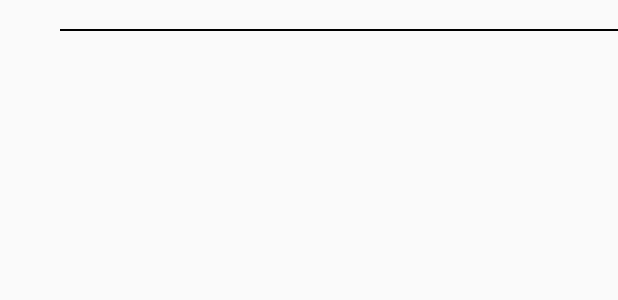
After one commit to Takaikioi/Study-Project, an Android app: the layout course_detail_view.xml on its own in the app's theme, with its tools: preview values and no code run, on a phone screen of 412 x 824 dp. The commit adds this screen. Shown: the top 300 px of the screen. Run offline under Robolectric (Android 15) with nearby library versions, the phone set to English and light mode, and no system bars.

Commit message:
Change:added a helper class for the expandablelistadapter to give each element children.  added an adapter to allow a list element to have children  added layout files for the expandable listview, firstly the listview rows, and then the expanded detail rows.

```diff
--- a/app/src/main/res/layout/content_course_page.xml
+++ b/app/src/main/res/layout/content_course_page.xml
@@ -14,10 +14,12 @@
     tools:context=".CourseActivity"
     tools:showIn="@layout/activity_course_page">
 
-    <ListView
+    <ExpandableListView
         android:layout_width="fill_parent"
         android:layout_height="fill_parent"
-        android:id="@+id/listView"
+        android:id="@+id/expandableListView"
         android:layout_centerVertical="true"
         android:layout_centerHorizontal="true" />
+
+
 </RelativeLayout>
--- /dev/null
+++ b/app/src/main/res/layout/course_detail_view.xml
@@ -0,0 +1,26 @@
+<?xml version="1.0" encoding="utf-8"?>
+<LinearLayout xmlns:android="http://schemas.android.com/apk/res/android"
+    xmlns:tools="http://schemas.android.com/tools"
+    android:layout_width="match_parent"
+    android:layout_height="40dp"
+    android:clickable="true"
+    android:orientation="vertical"
+    android:paddingLeft="40dp"
+    tools:context=".MainActivity" >
+
+    <TextView
+        android:id="@+id/courseDetail"
+        android:layout_width="wrap_content"
+        android:layout_height="wrap_content"
+        android:drawablePadding="5dp"
+        android:gravity="center_vertical"
+        android:textSize="14sp"
+        android:textStyle="bold" >
+    </TextView>
+
+    <View
+        android:layout_width="match_parent"
+        android:layout_height="1dp"
+        android:background="@android:color/black" />
+
+</LinearLayout>
--- a/app/src/main/res/layout/course_row_layout.xml
+++ b/app/src/main/res/layout/course_row_layout.xml
@@ -41,7 +41,7 @@
         android:layout_alignParentTop="true"
         android:layout_marginTop="10dp"
         android:layout_marginRight="10dp"
-        android:elevation="40dp"
+        android:elevation="5dp"
         android:layout_marginEnd="10dp" />
 
 
```
Also changed, not shown: app/src/main/java/com/example/takai/study_project/CourseActivity.java (+16 -32 lines), app/src/main/java/com/example/takai/study_project/CourseExpandableListAdapter.java (added, +114 -0 lines), app/src/main/java/com/example/takai/study_project/Group.java (added, +14 -0 lines), app/src/main/res/layout/course_listitem_row.xml (added, +13 -0 lines).
